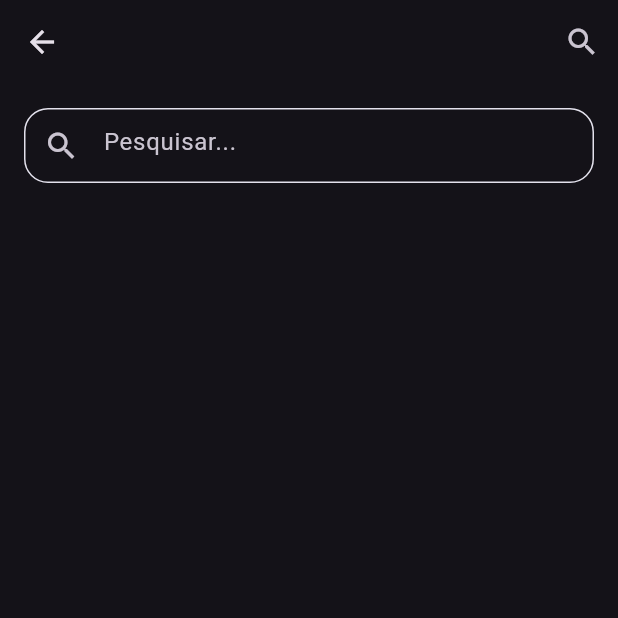
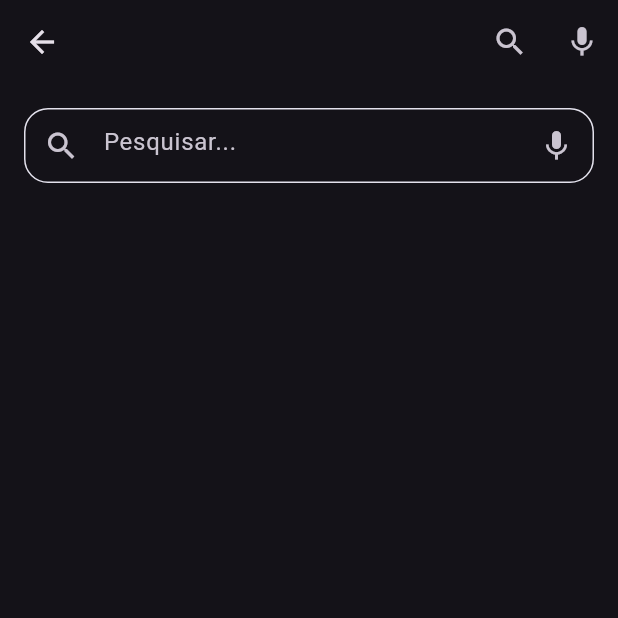
Before and after one commit to erikabusiness/dart_plus_app, a Flutter app: the SeeAll screen opened by its route, after a tap on the "search" icon, on a phone screen of 412 x 824 dp, the top half of it. Run offline on Flutter 3.47's test engine with Material 3 defaults, Android fonts, the light colour scheme and no system bars; our stand-ins replace bloc, carousel_slider, equatable, flutter_bloc, google_fonts, speech_to_text and 1 more; network calls fail.

Commit message:
feat: adicionando botão de comando de voz

```diff
--- a/lib/view/see_all_page.dart
+++ b/lib/view/see_all_page.dart
@@ -3,6 +3,7 @@
 import '../widgets/grid_view_vertical.dart';
 import '../widgets/search_bar.dart';
 import '../widgets/title_section.dart';
+import '../services/voice_command_service.dart';
 
 class SeeAll extends StatefulWidget {
   const SeeAll({super.key});
@@ -17,16 +18,14 @@
   TextEditingController searchController = TextEditingController();
   bool isSearching = false;
   String tela = "";
+  final VoiceCommandService _voiceCommandService = VoiceCommandService();
 
   @override
   void initState() {
     super.initState();
     WidgetsBinding.instance.addPostFrameCallback((_) {
       final Map<String, dynamic> args =
-      ModalRoute
-          .of(context)!
-          .settings
-          .arguments as Map<String, dynamic>;
+          ModalRoute.of(context)!.settings.arguments as Map<String, dynamic>;
       final List<Media> mediaItems = args["medias"] as List<Media>;
       tela = args["tela"] as String;
       setState(() {
@@ -36,6 +35,11 @@
     });
 
     searchController.addListener(_filterMediaItems);
+    _initializeVoiceCommandService();
+  }
+
+  void _initializeVoiceCommandService() async {
+    await _voiceCommandService.initialize();
   }
 
   @override
@@ -63,20 +67,31 @@
     });
   }
 
+  void _startListening() {
+    _voiceCommandService.startListening((text) {
+      setState(() {
+        searchController.text = text;
+        _filterMediaItems();
+      });
+    }, (status) {});
+  }
+
   @override
   Widget build(BuildContext context) {
     return Scaffold(
       appBar: AppBar(
-        backgroundColor: Theme
-            .of(context)
-            .colorScheme
-            .background,
+        backgroundColor: Theme.of(context).colorScheme.background,
         title: WidgetTitleSection(title: tela),
         actions: [
           IconButton(
             icon: const Icon(Icons.search),
             onPressed: _toggleSearch,
           ),
+          if (isSearching)
+            IconButton(
+              icon: const Icon(Icons.mic),
+              onPressed: _startListening,
+            ),
         ],
       ),
       body: Column(
@@ -87,6 +102,7 @@
               onChanged: (query) {
                 _filterMediaItems();
               },
+              onMicPressed: _startListening,
             ),
           Expanded(
             child: filteredMediaItems.isNotEmpty
--- a/lib/widgets/search_bar.dart
+++ b/lib/widgets/search_bar.dart
@@ -4,11 +4,13 @@
 class WidgetSearchBar extends StatelessWidget {
   final TextEditingController controller;
   final ValueChanged<String> onChanged;
+  final VoidCallback onMicPressed;
 
   const WidgetSearchBar({
     super.key,
     required this.controller,
     required this.onChanged,
+    required this.onMicPressed,
   });
 
   @override
@@ -22,6 +24,9 @@
           border: Border.all(color: CustomColor.defaultTextColor),
           borderRadius: BorderRadius.circular(16.0),
         ),
+        child: Row(
+          children: [
+            Expanded(
               child: TextField(
                 controller: controller,
                 onChanged: onChanged,
@@ -33,6 +38,13 @@
                 ),
               ),
             ),
+            IconButton(
+              icon: const Icon(Icons.mic),
+              onPressed: onMicPressed,
+            ),
+          ],
+        ),
+      ),
     );
   }
 }
```
Also changed, not shown: lib/services/voice_command_service.dart (+5 -4 lines). Lines whose indentation alone changed are shown as unchanged.
